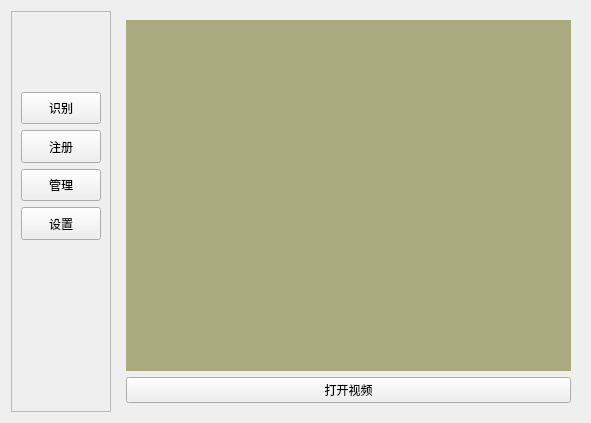
yunke120/Qt-AccessControl, file mainwindow.ui: the form before one commit.
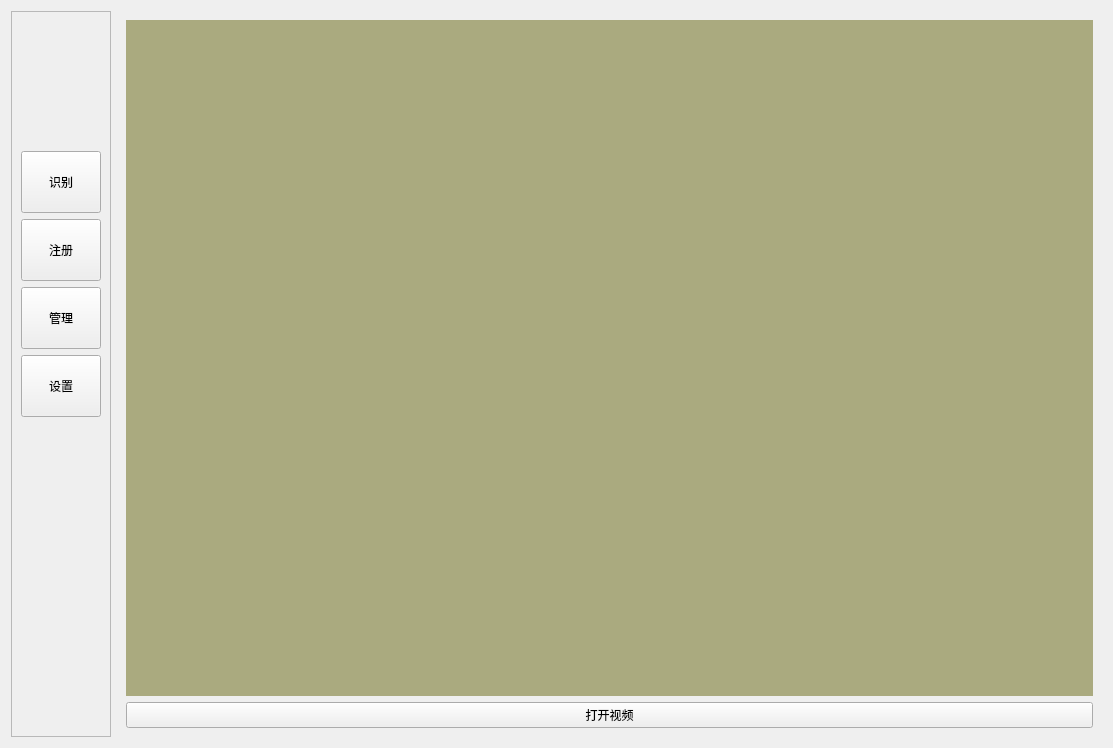
The form after the commit. The open tabs and pages were chosen to show the change. Custom widgets are drawn as their Qt base class.

Patch:
```diff
--- a/mainwindow.ui
+++ b/mainwindow.ui
@@ -6,8 +6,8 @@
    <rect>
     <x>0</x>
     <y>0</y>
-    <width>591</width>
-    <height>423</height>
+    <width>1113</width>
+    <height>748</height>
    </rect>
   </property>
   <property name="windowTitle">
@@ -27,7 +27,7 @@
           <x>0</x>
           <y>0</y>
           <width>104</width>
-          <height>397</height>
+          <height>722</height>
          </rect>
         </property>
         <layout class="QGridLayout" name="gridLayout">
@@ -35,6 +35,9 @@
           <layout class="QVBoxLayout" name="verticalLayout_5" stretch="2,1,1,1,1,5">
            <item>
             <widget class="QLabel" name="labellogo">
+             <property name="styleSheet">
+              <string notr="true"/>
+             </property>
              <property name="text">
               <string/>
              </property>
```
Left out of the diff: 2 changed lines with no effect on the pictures.
